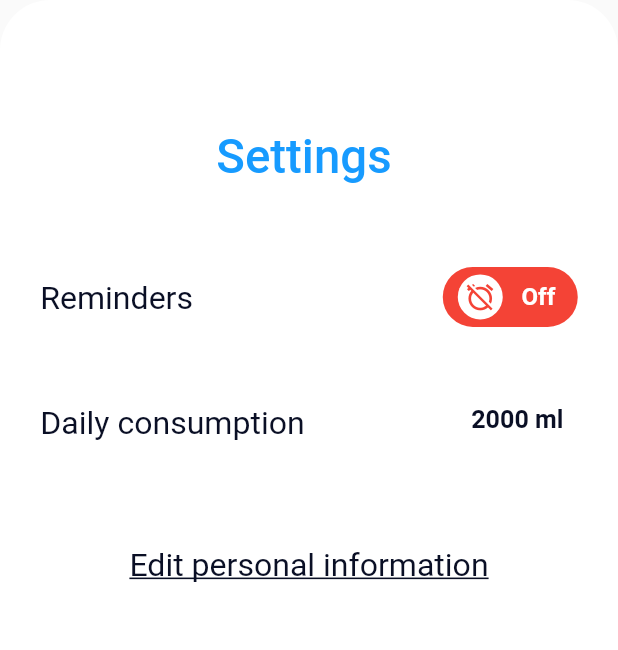
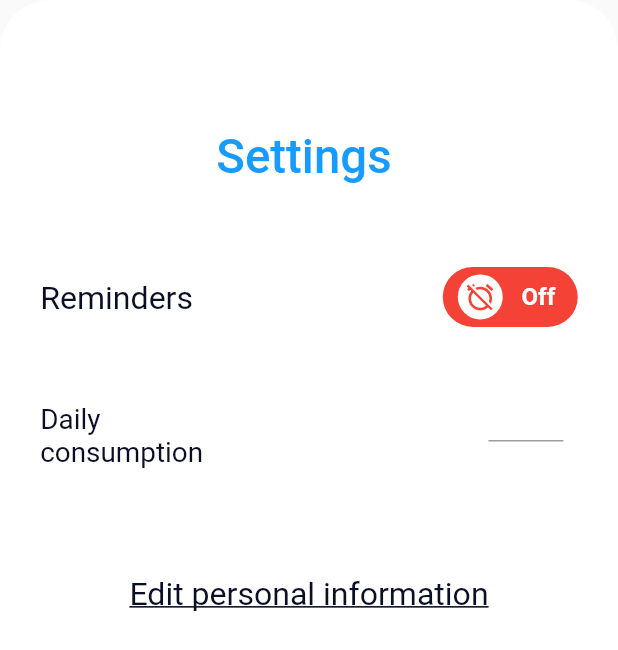
Before and after one commit to Varad-01/DrinkUp1, a Flutter app: the Scene3 screen opened by its route, on a phone screen of 412 x 824 dp. Shown: the top 650 px of the screen. Run offline on Flutter 3.47's test engine with Material 2 defaults, Android fonts, the phone set to English and light mode, and no system bars; drawn by our look-alikes of lite_rolling_switch; our stand-ins replace cloud_firestore, dropdown_button2, firebase_core, fluttertoast, google_fonts, google_nav_bar and 2 more; accounts and stored records are empty; Roboto replaces fonts that are missing (Satoshi).

Commit message:
Update Feature added

```diff
--- a/lib/page-1/home-screen-03.dart
+++ b/lib/page-1/home-screen-03.dart
@@ -13,6 +13,7 @@ class Scene3 extends StatefulWidget {
 class _Scene3State extends State<Scene3> {
   @override
   Widget build(BuildContext context) {
+    TextEditingController _consumptionLimitController = TextEditingController();
     double baseWidth = 430;
     double fem = MediaQuery.of(context).size.width / baseWidth;
     double ffem = fem * 0.97;
@@ -106,14 +107,14 @@ class _Scene3State extends State<Scene3> {
                   child: Row(
                     crossAxisAlignment: CrossAxisAlignment.start,
                     children: [
-                      Container(
+                      Expanded(
                         // dailyconsumptionGmH (1:178)
                         // margin: EdgeInsets.fromLTRB(0*fem, 4.42*fem, 151*fem, 0*fem),
                         child: Text(
                           'Daily consumption',
                           style: SafeGoogleFont (
                             'Satoshi',
-                            fontSize: 23*ffem,
+                            fontSize: 20*ffem,
                             fontWeight: FontWeight.w400,
                             // height: 1.2575*ffem/fem,
                             color: const Color(0xff0a0f25),
@@ -121,15 +122,13 @@ class _Scene3State extends State<Scene3> {
                         ),
                       ),
                       const Spacer(),
-                      Text(
-                        // mlMnj (1:176)
-                        '2000 ml',
-                        style: SafeGoogleFont (
-                          'Satoshi',
-                          fontSize: 18*ffem,
-                          fontWeight: FontWeight.w700,
-                          height: 1.2575*ffem/fem,
-                          color: const Color(0xff0a0f25),
+                      Container(
+                        width: 50,
+                        height: 25,
+                        child: Expanded(
+                          child: TextFormField(
+                            keyboardType: TextInputType.number,
+                          ),
                         ),
                       ),
                     ],
```
